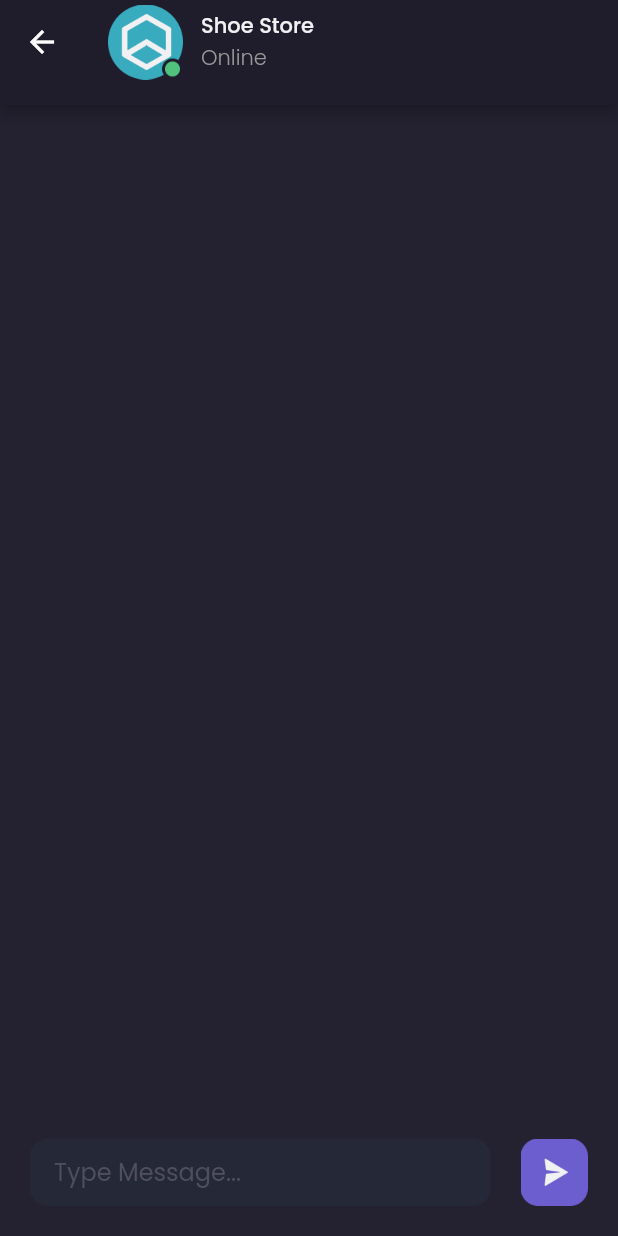
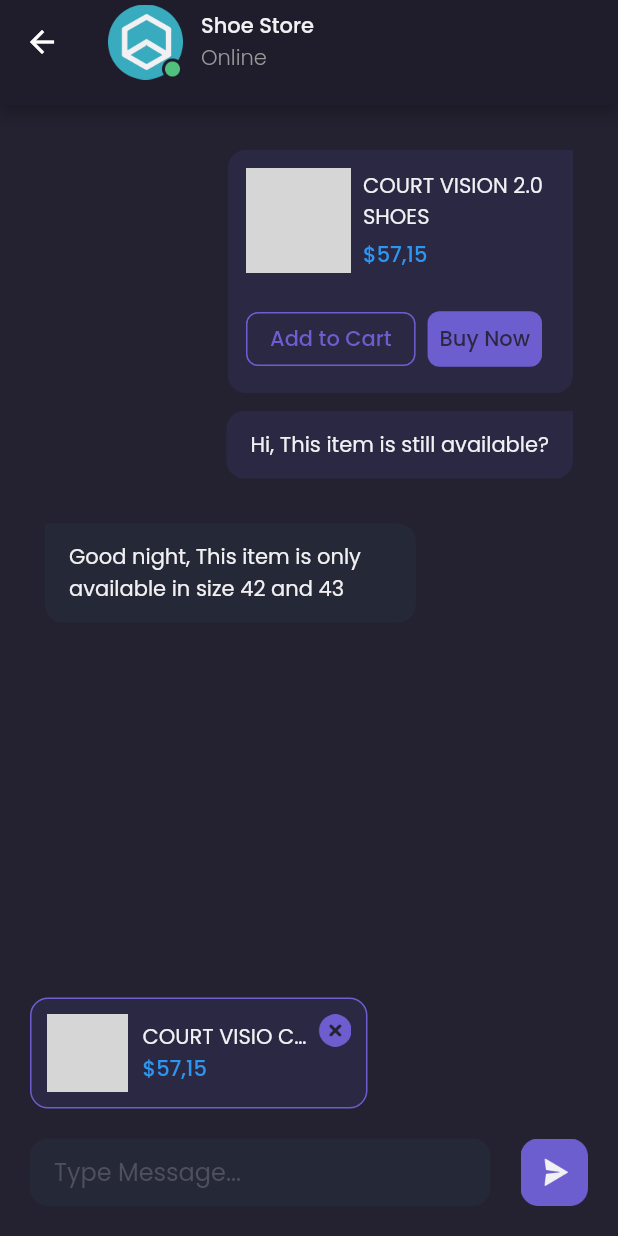
Before and after one commit to ahfasxp/shamo_bwa, a Flutter app: the DetailChatPage screen opened by its route, on a phone screen of 412 x 824 dp. Run offline on Flutter 3.47's test engine with Material 2 defaults, Android fonts, the phone set to English and light mode, and no system bars; our stand-ins replace google_fonts; grey boxes are pictures that could not be loaded.

Commit message:
chat page

```diff
--- a/lib/pages/detail_chat_page.dart
+++ b/lib/pages/detail_chat_page.dart
@@ -1,5 +1,6 @@
 import 'package:flutter/material.dart';
 import 'package:shamo_bwa/theme.dart';
+import 'package:shamo_bwa/widgets/chat_bubble.dart';
 
 class DetailChatPage extends StatelessWidget {
   const DetailChatPage({Key? key}) : super(key: key);
@@ -47,10 +48,72 @@
       );
     }
 
+    Widget productPreview() {
+      return Container(
+        width: 225,
+        height: 74,
+        margin: EdgeInsets.only(bottom: 20),
+        padding: EdgeInsets.all(10),
+        decoration: BoxDecoration(
+          color: backgroundColor5,
+          borderRadius: BorderRadius.circular(12),
+          border: Border.all(
+            color: primaryColor,
+          ),
+        ),
+        child: Row(
+          crossAxisAlignment: CrossAxisAlignment.start,
+          children: [
+            ClipRRect(
+              borderRadius: BorderRadius.circular(12),
+              child: Image.asset(
+                'assets/images/image_shoes.png',
+                width: 54,
+                height: 54,
+              ),
+            ),
+            SizedBox(
+              width: 10,
+            ),
+            Expanded(
+              child: Column(
+                crossAxisAlignment: CrossAxisAlignment.start,
+                mainAxisAlignment: MainAxisAlignment.center,
+                children: [
+                  Text(
+                    'COURT VISIO COURT VISIO',
+                    style: primaryTextStyle,
+                    overflow: TextOverflow.ellipsis,
+                  ),
+                  Text(
+                    '\$57,15',
+                    style: priceTextStyle.copyWith(
+                      fontSize: 14,
+                      fontWeight: medium,
+                    ),
+                  ),
+                ],
+              ),
+            ),
+            Image.asset(
+              'assets/images/button_close.png',
+              width: 22,
+              height: 22,
+            ),
+          ],
+        ),
+      );
+    }
+
     Widget chatInput() {
       return Container(
         margin: EdgeInsets.all(20),
-        child: Row(
+        child: Column(
+          mainAxisSize: MainAxisSize.min,
+          crossAxisAlignment: CrossAxisAlignment.start,
+          children: [
+            productPreview(),
+            Row(
               children: [
                 Expanded(
                   child: Container(
@@ -81,12 +144,34 @@
                 ),
               ],
             ),
+          ],
+        ),
+      );
+    }
+
+    Widget content() {
+      return ListView(
+        padding: EdgeInsets.symmetric(
+          horizontal: defaultMargin,
+        ),
+        children: [
+          ChatBubble(
+            isSender: true,
+            text: 'Hi, This item is still available?',
+            hasProduct: true,
+          ),
+          ChatBubble(
+            isSender: false,
+            text: 'Good night, This item is only available in size 42 and 43',
+          ),
+        ],
       );
     }
 
     return Scaffold(
       backgroundColor: backgroundColor3,
       appBar: header(),
+      body: content(),
       bottomNavigationBar: chatInput(),
     );
   }
--- a/lib/theme.dart
+++ b/lib/theme.dart
@@ -9,6 +9,7 @@
 Color backgroundColor2 = Color(0xff2B2937);
 Color backgroundColor3 = Color(0xff242231);
 Color backgroundColor4 = Color(0xff252836);
+Color backgroundColor5 = Color(0xff2B2844);
 Color primaryTextColor = Color(0xffF1F0F2);
 Color secondaryTextColor = Color(0xff999999);
 Color subtitleColor = Color(0xff504F5E);
--- /dev/null
+++ b/lib/widgets/chat_bubble.dart
@@ -0,0 +1,159 @@
+import 'package:flutter/material.dart';
+import 'package:google_fonts/google_fonts.dart';
+import 'package:shamo_bwa/theme.dart';
+
+class ChatBubble extends StatelessWidget {
+  final String text;
+  final bool isSender;
+  final bool hasProduct;
+
+  const ChatBubble(
+      {Key? key,
+      this.text = '',
+      this.isSender = false,
+      this.hasProduct = false})
+      : super(key: key);
+
+  @override
+  Widget build(BuildContext context) {
+    Widget productPreview() {
+      return Container(
+        width: 230,
+        margin: EdgeInsets.only(
+          bottom: 12,
+        ),
+        padding: EdgeInsets.all(12),
+        decoration: BoxDecoration(
+          borderRadius: BorderRadius.only(
+            topLeft: Radius.circular(isSender ? 12 : 0),
+            topRight: Radius.circular(isSender ? 0 : 12),
+            bottomRight: Radius.circular(12),
+            bottomLeft: Radius.circular(12),
+          ),
+          color: isSender ? backgroundColor5 : backgroundColor4,
+        ),
+        child: Column(
+          children: [
+            Row(
+              children: [
+                ClipRRect(
+                  borderRadius: BorderRadius.circular(12),
+                  child: Image.asset(
+                    'assets/images/image_shoes.png',
+                    width: 70,
+                  ),
+                ),
+                SizedBox(
+                  width: 8,
+                ),
+                Expanded(
+                  child: Column(
+                    crossAxisAlignment: CrossAxisAlignment.start,
+                    children: [
+                      Text(
+                        'COURT VISION 2.0 SHOES',
+                        style: primaryTextStyle,
+                      ),
+                      SizedBox(
+                        height: 4,
+                      ),
+                      Text(
+                        '\$57,15',
+                        style: priceTextStyle.copyWith(
+                          fontWeight: medium,
+                        ),
+                      ),
+                    ],
+                  ),
+                ),
+              ],
+            ),
+            SizedBox(
+              height: 20,
+            ),
+            Row(
+              children: [
+                OutlinedButton(
+                  onPressed: () {},
+                  style: OutlinedButton.styleFrom(
+                    side: BorderSide(
+                      color: primaryColor,
+                    ),
+                    shape: RoundedRectangleBorder(
+                      borderRadius: BorderRadius.circular(8),
+                    ),
+                  ),
+                  child: Text(
+                    'Add to Cart',
+                    style: purpleTextStyle,
+                  ),
+                ),
+                SizedBox(
+                  width: 8,
+                ),
+                TextButton(
+                  onPressed: () {},
+                  style: TextButton.styleFrom(
+                    backgroundColor: primaryColor,
+                    shape: RoundedRectangleBorder(
+                      borderRadius: BorderRadius.circular(8),
+                    ),
+                  ),
+                  child: Text(
+                    'Buy Now',
+                    style: GoogleFonts.poppins(
+                      color: backgroundColor5,
+                      fontWeight: medium,
+                    ),
+                  ),
+                ),
+              ],
+            )
+          ],
+        ),
+      );
+    }
+
+    return Container(
+      width: double.infinity,
+      margin: EdgeInsets.only(top: 30),
+      child: Column(
+        crossAxisAlignment:
+            isSender ? CrossAxisAlignment.end : CrossAxisAlignment.start,
+        children: [
+          hasProduct ? productPreview() : SizedBox(),
+          Row(
+            mainAxisAlignment:
+                isSender ? MainAxisAlignment.end : MainAxisAlignment.start,
+            children: [
+              Flexible(
+                child: Container(
+                  constraints: BoxConstraints(
+                    maxWidth: MediaQuery.of(context).size.width * 0.6,
+                  ),
+                  padding: EdgeInsets.symmetric(
+                    horizontal: 16,
+                    vertical: 12,
+                  ),
+                  decoration: BoxDecoration(
+                    borderRadius: BorderRadius.only(
+                      topLeft: Radius.circular(isSender ? 12 : 0),
+                      topRight: Radius.circular(isSender ? 0 : 12),
+                      bottomRight: Radius.circular(12),
+                      bottomLeft: Radius.circular(12),
+                    ),
+                    color: isSender ? backgroundColor5 : backgroundColor4,
+                  ),
+                  child: Text(
+                    text,
+                    style: primaryTextStyle,
+                  ),
+                ),
+              )
+            ],
+          ),
+        ],
+      ),
+    );
+  }
+}
```
Also changed, not shown: assets/images/button_close.png (added). Lines whose indentation alone changed are shown as unchanged.
